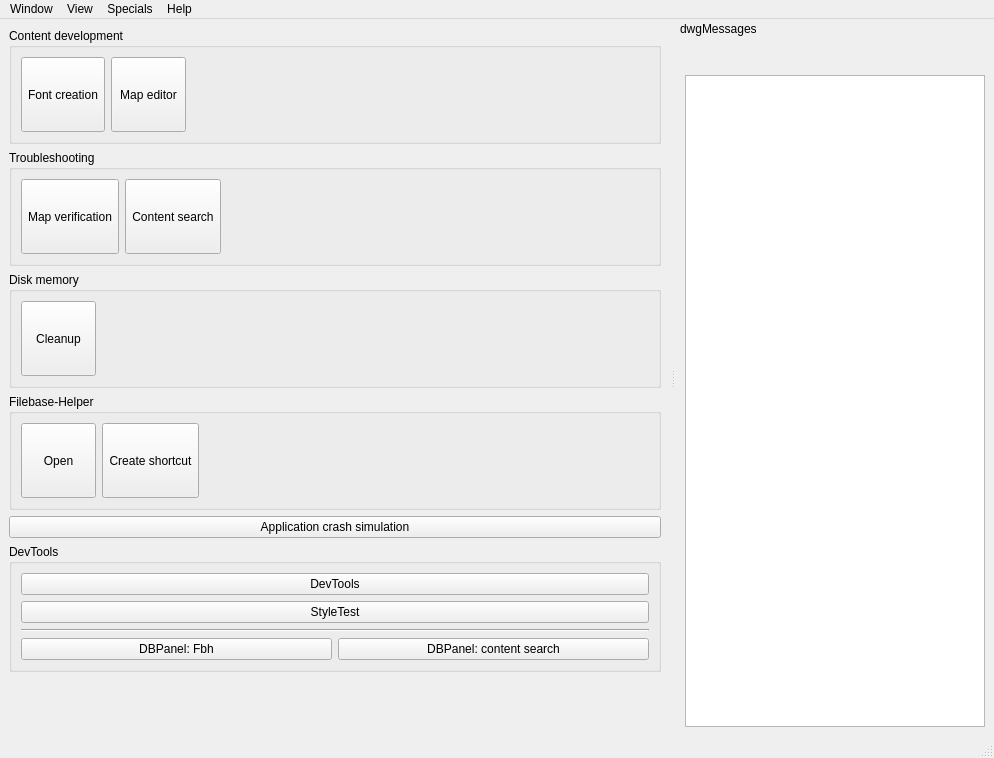
Old version of the form OTModules/OTGeneric/wstart.ui in the repository pietr26/OMSI-Tools.
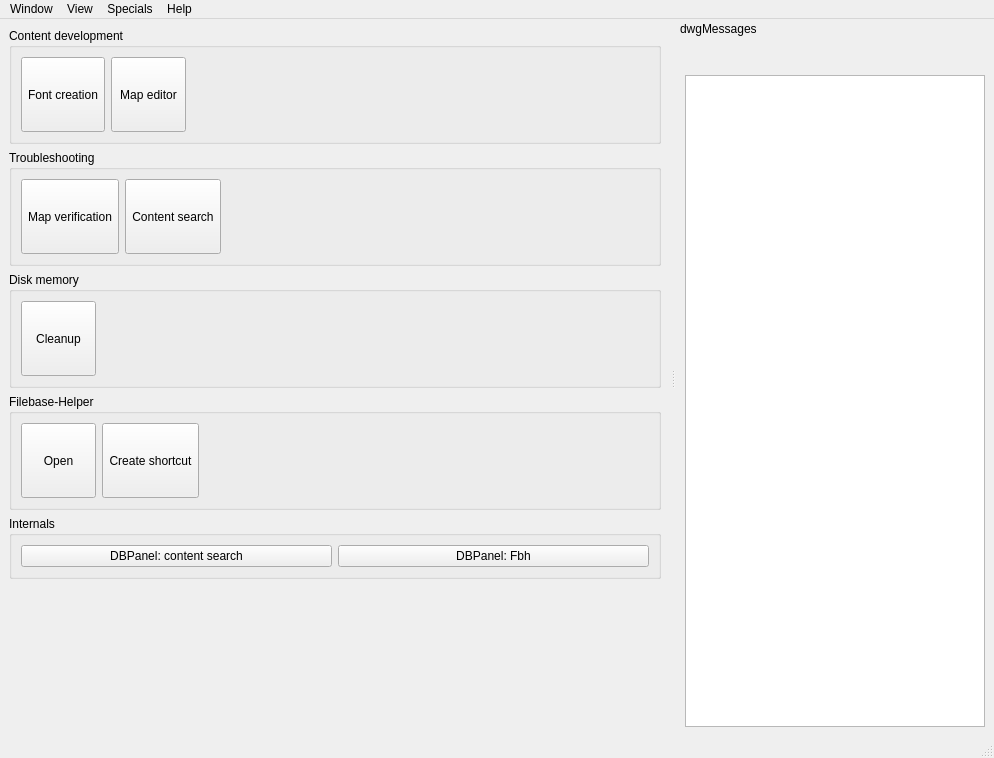
New version of the form. Icons and pictures are not drawn.

Commit message: Added Flowerella and 15-click DevTools

```diff
--- a/OTModules/OTGeneric/wstart.ui
+++ b/OTModules/OTGeneric/wstart.ui
@@ -458,18 +458,7 @@
      </widget>
     </item>
     <item>
-     <widget class="QPushButton" name="btnSimulateCrash">
-      <property name="text">
-       <string notr="true">Application crash simulation</string>
-      </property>
-      <property name="icon">
-       <iconset resource="../../ressources.qrc">
-        <normaloff>:/rec/data/icons/iconCrash.svg</normaloff>:/rec/data/icons/iconCrash.svg</iconset>
-      </property>
-     </widget>
-    </item>
-    <item>
-     <widget class="QGroupBox" name="gbxDevTools">
+     <widget class="QGroupBox" name="gbxInternals">
       <property name="sizePolicy">
        <sizepolicy hsizetype="Preferred" vsizetype="Preferred">
         <horstretch>0</horstretch>
@@ -480,16 +469,16 @@
        <string/>
       </property>
       <property name="title">
-       <string notr="true">DevTools</string>
+       <string notr="true">Internals</string>
       </property>
-      <layout class="QVBoxLayout" name="verticalLayout_2">
+      <layout class="QHBoxLayout" name="horizontalLayout_6">
        <item>
-        <widget class="QPushButton" name="btnDevTools">
+        <widget class="QPushButton" name="btnDBPanel">
          <property name="toolTip">
           <string/>
          </property>
          <property name="text">
-          <string notr="true">DevTools</string>
+          <string notr="true">DBPanel: content search</string>
          </property>
          <property name="icon">
           <iconset resource="../../ressources.qrc">
@@ -498,9 +487,9 @@
         </widget>
        </item>
        <item>
-        <widget class="QPushButton" name="btnStyleTest">
+        <widget class="QPushButton" name="btnFbhDBPanel">
          <property name="text">
-          <string notr="true">StyleTest</string>
+          <string notr="true">DBPanel: Fbh</string>
          </property>
          <property name="icon">
           <iconset resource="../../ressources.qrc">
@@ -508,42 +497,6 @@
          </property>
         </widget>
        </item>
-       <item>
-        <widget class="Line" name="line">
-         <property name="orientation">
-          <enum>Qt::Horizontal</enum>
-         </property>
-        </widget>
-       </item>
-       <item>
-        <layout class="QHBoxLayout" name="horizontalLayout_6">
-         <item>
-          <widget class="QPushButton" name="btnFbhDBPanel">
-           <property name="text">
-            <string notr="true">DBPanel: Fbh</string>
-           </property>
-           <property name="icon">
-            <iconset resource="../../ressources.qrc">
-             <normaloff>:/rec/data/icons/iconFbh.png</normaloff>:/rec/data/icons/iconFbh.png</iconset>
-           </property>
-          </widget>
-         </item>
-         <item>
-          <widget class="QPushButton" name="btnDBPanel">
-           <property name="toolTip">
-            <string/>
-           </property>
-           <property name="text">
-            <string notr="true">DBPanel: content search</string>
-           </property>
-           <property name="icon">
-            <iconset resource="../../ressources.qrc">
-             <normaloff>:/rec/data/icons/iconSearch.svg</normaloff>:/rec/data/icons/iconSearch.svg</iconset>
-           </property>
-          </widget>
-         </item>
-        </layout>
-       </item>
       </layout>
      </widget>
     </item>
```
Left out of the diff: 152 changed lines with no effect on the pictures. The commit also changes 8 other files.
